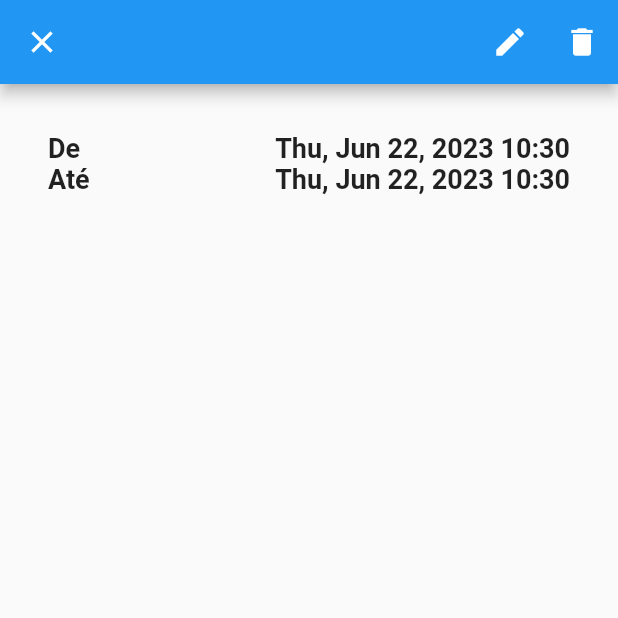
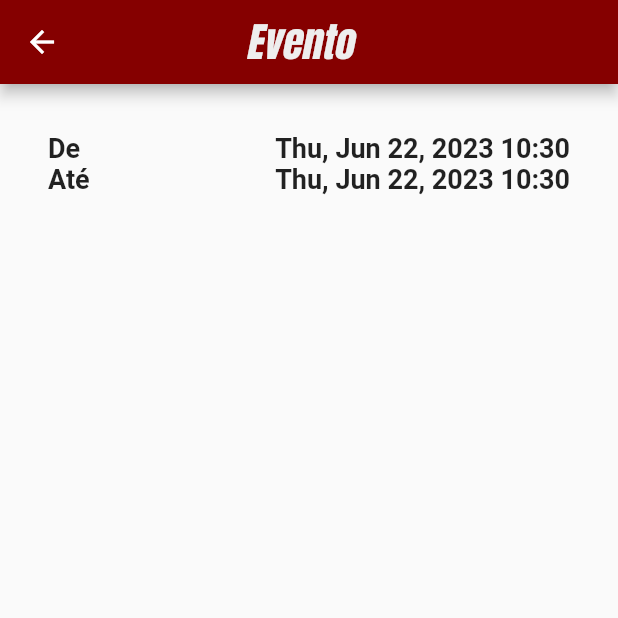
Before and after one commit to DEISI-ULHT-TFC-2022-23/TFC-DEISI280-EthicalFitness, a Flutter app: the EventViewingPage screen opened directly with empty values, on a phone screen of 412 x 824 dp, the top half of it. Run offline on Flutter 3.47's test engine with Material 2 defaults, Android fonts, the light colour scheme and no system bars; our stand-ins replace cloud_firestore, firebase_auth, firebase_core, google_fonts, syncfusion_flutter_calendar, video_player; missing offline and left inert: syncfusion_flutter_core; accounts and stored records are empty.

Commit message:
BackUp 12

```diff
--- a/lib/basic_overlay_widget.dart
+++ b/lib/basic_overlay_widget.dart
@@ -38,6 +38,6 @@ class BasicOverlayWidget extends StatelessWidget {
       : Container(
           alignment: Alignment.center,
           color: Colors.black,
-          child: Icon(Icons.play_arrow, color: Colors.white, size: 80),
+          child: const Icon(Icons.play_arrow, color: Colors.white, size: 80),
         );
 }
--- a/lib/eventEditingPage.dart
+++ b/lib/eventEditingPage.dart
@@ -205,7 +205,7 @@ class _EventEditingPageState extends State<EventEditingPage> {
       ListTile(
         title: Text(
           text,
-          style: TextStyle(color: Colors.black),
+          style: const TextStyle(color: Colors.black),
         ),
         trailing: const Icon(Icons.arrow_drop_down),
         onTap: onClicked,
--- a/lib/event_viewing_page.dart
+++ b/lib/event_viewing_page.dart
@@ -2,6 +2,7 @@ import 'package:ethicalfitness_2/event.dart';
 import 'package:ethicalfitness_2/eventEditingPage.dart';
 import 'package:ethicalfitness_2/utils.dart';
 import 'package:flutter/material.dart';
+import 'package:google_fonts/google_fonts.dart';
 import 'package:provider/provider.dart';
 import 'package:ethicalfitness_2/event_provider.dart';
 
@@ -15,8 +16,21 @@ class EventViewingPage extends StatelessWidget {
   @override
   Widget build(BuildContext context) => Scaffold(
         appBar: AppBar(
-          leading: const CloseButton(),
-          actions: buildViewingActions(context, event),
+          title: Transform(
+            transform: Matrix4.skewX(-0.2),
+            child: Text(
+              'Evento',
+              style: GoogleFonts.anton(
+                textStyle: const TextStyle(
+                  fontSize: 27,
+                  color: Color.fromARGB(255, 238, 238, 238),
+                ),
+              ),
+              textAlign: TextAlign.center,
+            ),
+          ),
+          backgroundColor: const Color.fromARGB(255, 133, 0, 0),
+          centerTitle: true,
         ),
         body: ListView(
           padding: const EdgeInsets.all(32),
@@ -30,7 +44,8 @@ class EventViewingPage extends StatelessWidget {
             const SizedBox(height: 24),
             Text(
               event.description,
-              style: const TextStyle(color: Colors.white, fontSize: 18),
+              style: const TextStyle(
+                  color: Color.fromARGB(255, 0, 0, 0), fontSize: 18),
             ),
           ],
         ),
```
Also changed, not shown: lib/groupClassesPage.dart (+7 -1 lines), lib/personalizedWorkoutsPage.dart (+9 -3 lines), lib/popup_content.dart (+25 -5 lines), lib/popup_content2.dart (+38 -2 lines), lib/treinos.dart (+8 -4 lines).
